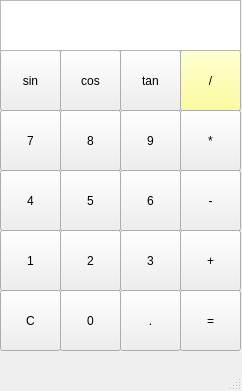
MaryamBoneh/CALCULATOR, file form.ui: the form before one commit.
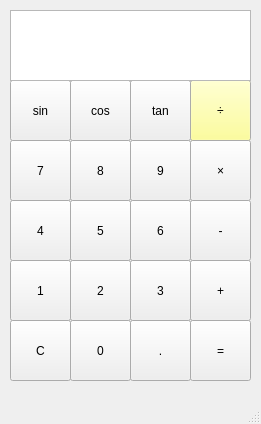
The form after the commit.

Commit message: completing the computational operations

Diff of the .ui file:
```diff
--- a/form.ui
+++ b/form.ui
@@ -6,8 +6,8 @@
    <rect>
     <x>0</x>
     <y>0</y>
-    <width>242</width>
-    <height>391</height>
+    <width>261</width>
+    <height>424</height>
    </rect>
   </property>
   <property name="windowTitle">
@@ -17,8 +17,8 @@
    <widget class="QPushButton" name="btn_one">
     <property name="geometry">
      <rect>
-      <x>0</x>
-      <y>230</y>
+      <x>10</x>
+      <y>260</y>
       <width>61</width>
       <height>61</height>
      </rect>
@@ -33,8 +33,8 @@
    <widget class="QPushButton" name="btn_two">
     <property name="geometry">
      <rect>
-      <x>60</x>
-      <y>230</y>
+      <x>70</x>
+      <y>260</y>
       <width>61</width>
       <height>61</height>
      </rect>
@@ -49,8 +49,8 @@
    <widget class="QPushButton" name="btn_three">
     <property name="geometry">
      <rect>
-      <x>120</x>
-      <y>230</y>
+      <x>130</x>
+      <y>260</y>
       <width>61</width>
       <height>61</height>
      </rect>
@@ -65,8 +65,8 @@
    <widget class="QPushButton" name="btn_four">
     <property name="geometry">
      <rect>
-      <x>0</x>
-      <y>170</y>
+      <x>10</x>
+      <y>200</y>
       <width>61</width>
       <height>61</height>
      </rect>
@@ -81,8 +81,8 @@
    <widget class="QPushButton" name="btn_five">
     <property name="geometry">
      <rect>
-      <x>60</x>
-      <y>170</y>
+      <x>70</x>
+      <y>200</y>
       <width>61</width>
       <height>61</height>
      </rect>
@@ -97,8 +97,8 @@
    <widget class="QPushButton" name="btn_six">
     <property name="geometry">
      <rect>
-      <x>120</x>
-      <y>170</y>
+      <x>130</x>
+      <y>200</y>
       <width>61</width>
       <height>61</height>
      </rect>
@@ -113,8 +113,8 @@
    <widget class="QPushButton" name="btn_seven">
     <property name="geometry">
      <rect>
-      <x>0</x>
-      <y>110</y>
+      <x>10</x>
+      <y>140</y>
       <width>61</width>
       <height>61</height>
      </rect>
@@ -129,8 +129,8 @@
    <widget class="QPushButton" name="btn_eight">
     <property name="geometry">
      <rect>
-      <x>60</x>
-      <y>110</y>
+      <x>70</x>
+      <y>140</y>
       <width>61</width>
       <height>61</height>
      </rect>
@@ -145,8 +145,8 @@
    <widget class="QPushButton" name="btn_nine">
     <property name="geometry">
      <rect>
-      <x>120</x>
-      <y>110</y>
+      <x>130</x>
+      <y>140</y>
       <width>61</width>
       <height>61</height>
      </rect>
@@ -161,8 +161,8 @@
    <widget class="QPushButton" name="btn_plus">
     <property name="geometry">
      <rect>
-      <x>180</x>
-      <y>230</y>
+      <x>190</x>
+      <y>260</y>
       <width>61</width>
       <height>61</height>
      </rect>
@@ -174,8 +174,8 @@
    <widget class="QPushButton" name="btn_sub">
     <property name="geometry">
      <rect>
-      <x>180</x>
-      <y>170</y>
+      <x>190</x>
+      <y>200</y>
       <width>61</width>
       <height>61</height>
      </rect>
@@ -187,21 +187,21 @@
    <widget class="QPushButton" name="btn_mul">
     <property name="geometry">
      <rect>
-      <x>180</x>
-      <y>110</y>
+      <x>190</x>
+      <y>140</y>
       <width>61</width>
       <height>61</height>
      </rect>
     </property>
     <property name="text">
-     <string>*</string>
+     <string>×</string>
     </property>
    </widget>
    <widget class="QPushButton" name="btn_clear">
     <property name="geometry">
      <rect>
-      <x>0</x>
-      <y>290</y>
+      <x>10</x>
+      <y>320</y>
       <width>61</width>
       <height>61</height>
      </rect>
@@ -213,8 +213,8 @@
    <widget class="QPushButton" name="btn_zero">
     <property name="geometry">
      <rect>
-      <x>60</x>
-      <y>290</y>
+      <x>70</x>
+      <y>320</y>
       <width>61</width>
       <height>61</height>
      </rect>
@@ -229,8 +229,8 @@
    <widget class="QPushButton" name="btn_dote">
     <property name="geometry">
      <rect>
-      <x>120</x>
-      <y>290</y>
+      <x>130</x>
+      <y>320</y>
       <width>61</width>
       <height>61</height>
      </rect>
@@ -242,8 +242,8 @@
    <widget class="QPushButton" name="btn_equal">
     <property name="geometry">
      <rect>
-      <x>180</x>
-      <y>290</y>
+      <x>190</x>
+      <y>320</y>
       <width>61</width>
       <height>61</height>
      </rect>
@@ -255,8 +255,8 @@
    <widget class="QPushButton" name="btn_cos">
     <property name="geometry">
      <rect>
-      <x>60</x>
-      <y>50</y>
+      <x>70</x>
+      <y>80</y>
       <width>61</width>
       <height>61</height>
      </rect>
@@ -268,8 +268,8 @@
    <widget class="QPushButton" name="btn_sin">
     <property name="geometry">
      <rect>
-      <x>0</x>
-      <y>50</y>
+      <x>10</x>
+      <y>80</y>
       <width>61</width>
       <height>61</height>
      </rect>
@@ -281,8 +281,8 @@
    <widget class="QPushButton" name="btn_divide">
     <property name="geometry">
      <rect>
-      <x>180</x>
-      <y>50</y>
+      <x>190</x>
+      <y>80</y>
       <width>61</width>
       <height>61</height>
      </rect>
@@ -325,14 +325,14 @@
      </palette>
     </property>
     <property name="text">
-     <string>/</string>
+     <string>&#247;</string>
     </property>
    </widget>
    <widget class="QPushButton" name="btn_tan">
     <property name="geometry">
      <rect>
-      <x>120</x>
-      <y>50</y>
+      <x>130</x>
+      <y>80</y>
       <width>61</width>
       <height>61</height>
      </rect>
@@ -344,10 +344,10 @@
    <widget class="QTextEdit" name="textEdit">
     <property name="geometry">
      <rect>
-      <x>0</x>
-      <y>0</y>
+      <x>10</x>
+      <y>10</y>
       <width>241</width>
-      <height>51</height>
+      <height>71</height>
      </rect>
     </property>
    </widget>
```
Left out of the diff: 4 changed lines with no effect on the pictures. The commit also changes 2 other files.
